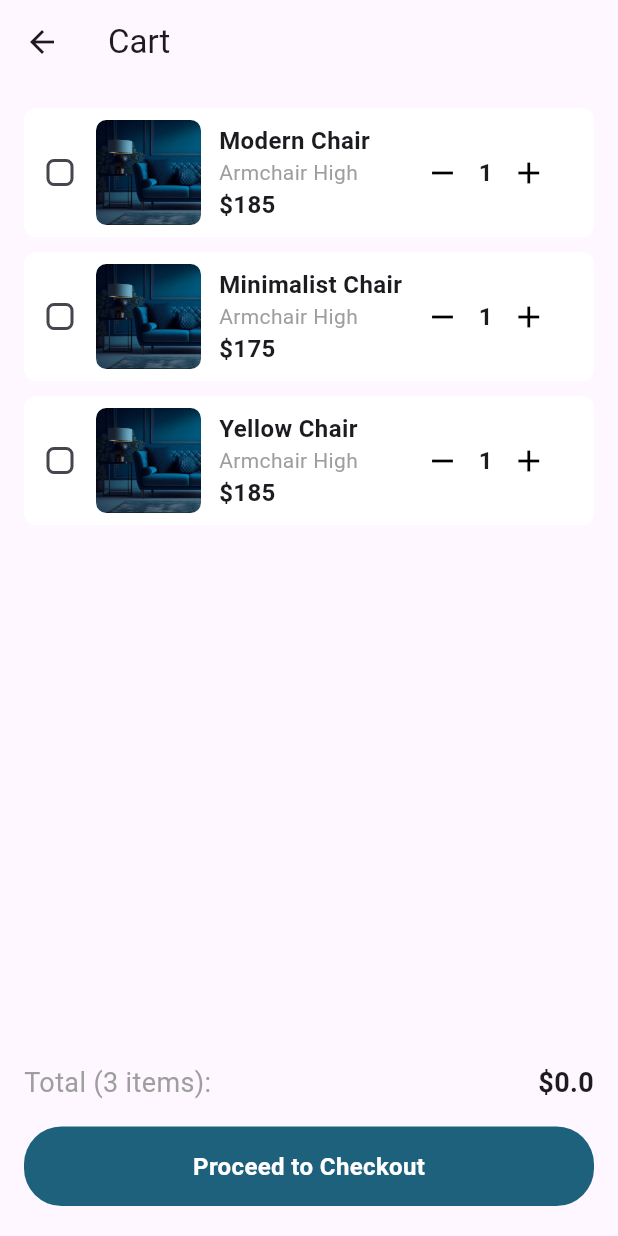
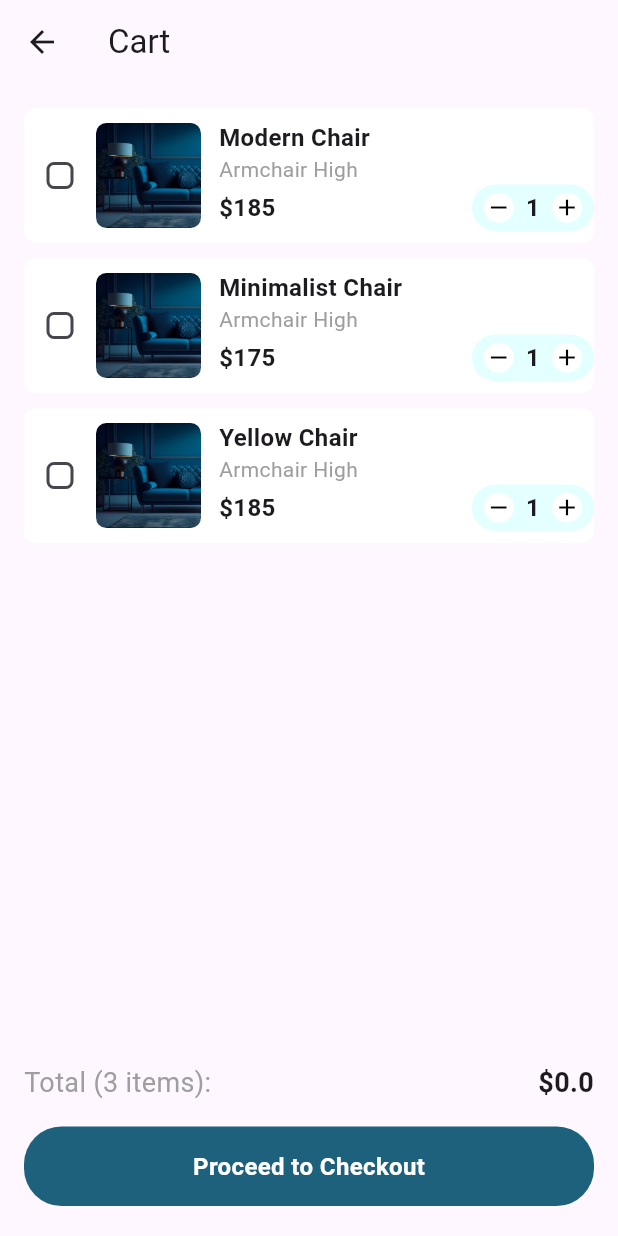
Before and after one commit to Huseinaz/furniture-app, a Flutter app: the CartPage screen opened directly, on a phone screen of 412 x 824 dp. Run offline on Flutter 3.47's test engine with Material 3 defaults, Android fonts, the phone set to English and light mode, and no system bars.

Commit message:
Update product_item.dart

```diff
--- a/lib/components/product_item.dart
+++ b/lib/components/product_item.dart
@@ -63,7 +63,7 @@ class ProductItem extends StatelessWidget {
                     fontSize: 16,
                     fontWeight: FontWeight.bold,
                   ),
-                  overflow: TextOverflow.ellipsis, // Prevents overflow
+                  overflow: TextOverflow.ellipsis,
                 ),
                 Text(
                   description,
@@ -71,8 +71,11 @@ class ProductItem extends StatelessWidget {
                     fontSize: 14,
                     color: Colors.grey,
                   ),
-                  overflow: TextOverflow.ellipsis, // Prevents overflow
+                  overflow: TextOverflow.ellipsis,
                 ),
+                Row(
+                  mainAxisAlignment: MainAxisAlignment.spaceBetween,
+                  children: [
                     Text(
                       '\$$price',
                       style: const TextStyle(
@@ -80,19 +83,30 @@ class ProductItem extends StatelessWidget {
                         fontWeight: FontWeight.bold,
                       ),
                     ),
-              ],
+                    Container(
+                      padding: const EdgeInsets.symmetric(vertical: 4 ,horizontal: 8),
+                      decoration: BoxDecoration(
+                        color: const Color.fromARGB(255, 228, 255, 255),
+                        borderRadius: BorderRadius.circular(25),
                       ),
+                      child: Row(
+                        children: [
+                          Container(
+                            width: 20,
+                            height: 20,
+                            decoration: const BoxDecoration(
+                              shape: BoxShape.circle,
+                              color: Colors.white,
                             ),
-          Flexible(
-            // Added Flexible to prevent overflow
-            child: Row(
-              mainAxisSize: MainAxisSize.min,
-              children: [
-                IconButton(
+                            child: IconButton(
+                              padding: EdgeInsets.zero,
+                              iconSize: 18,
                               onPressed: onRemove,
                               icon: const Icon(Icons.remove),
                               color: Colors.black,
                             ),
+                          ),
+                          const SizedBox(width: 8),
                           Text(
                             '$quantity',
                             style: const TextStyle(
@@ -100,10 +114,27 @@ class ProductItem extends StatelessWidget {
                               fontWeight: FontWeight.bold,
                             ),
                           ),
-                IconButton(
+                          const SizedBox(width: 8),
+                          Container(
+                            width: 20,
+                            height: 20,
+                            decoration: const BoxDecoration(
+                              shape: BoxShape.circle,
+                              color: Colors.white,
+                            ),
+                            child: IconButton(
+                              padding:
+                                  EdgeInsets.zero,
+                              iconSize: 18,
                               onPressed: onAdd,
                               icon: const Icon(Icons.add),
                               color: Colors.black,
+                            ),
+                          ),
+                        ],
+                      ),
+                    ),
+                  ],
                 ),
               ],
             ),
```
Lines whose indentation alone changed are shown as unchanged.
